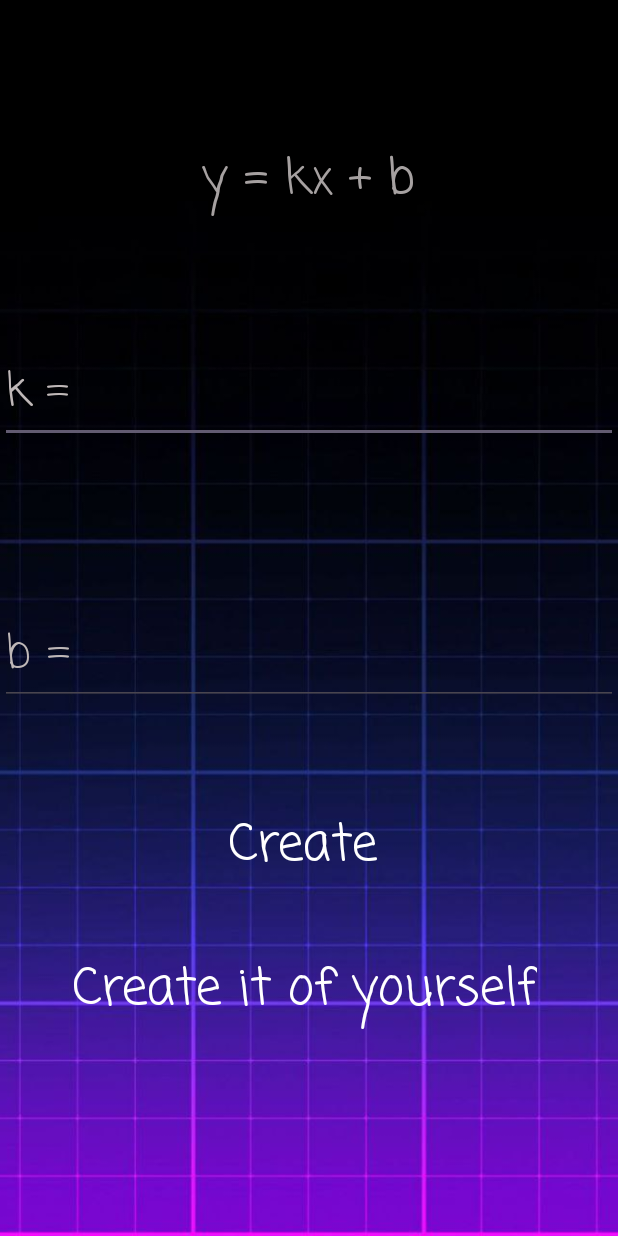
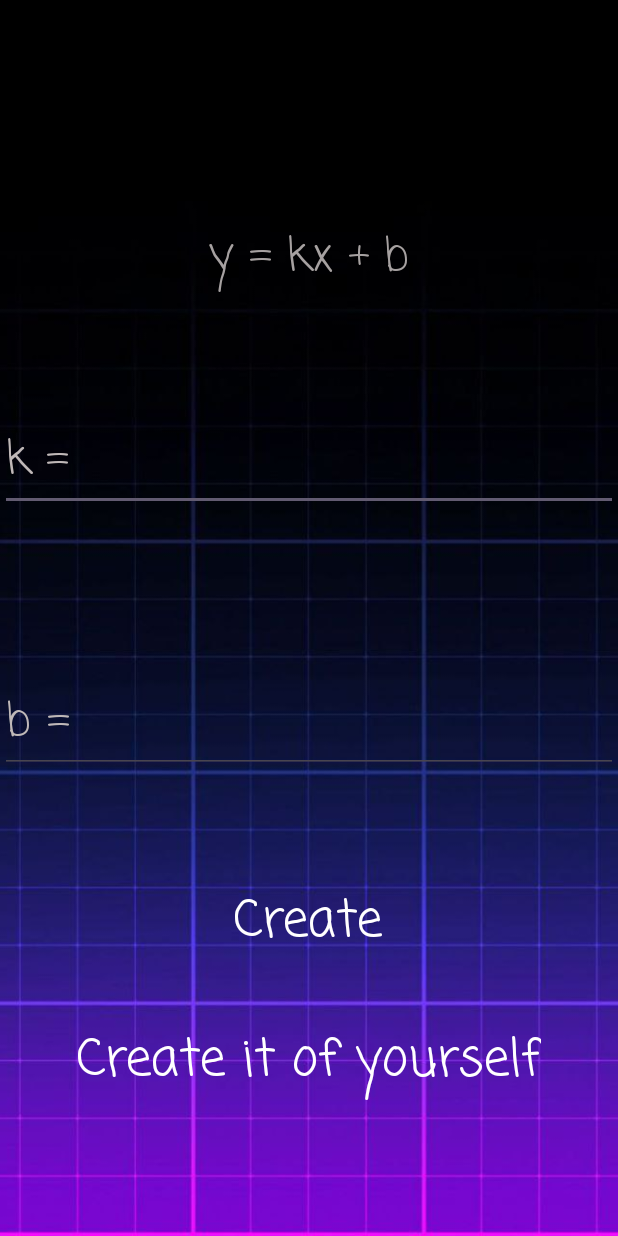
Before and after one commit to fasolka12345/MyGrafics, an Android app: the DirectActivity screen opened directly, with no data from a screen before it, on a phone screen of 412 x 824 dp. Run offline under Robolectric (Android 15) with nearby library versions, the phone set to English and light mode, and no system bars.

Commit message:
Version 9.9.3

```diff
--- a/app/src/main/java/com/example/mygrafics/LineParabolaActivity.java
+++ b/app/src/main/java/com/example/mygrafics/LineParabolaActivity.java
@@ -19,7 +19,7 @@ public class LineParabolaActivity extends AppCompatActivity {
         String b1 = intent.getStringExtra("b1");
         String c1 = intent.getStringExtra("c1");
 
-        parabolaView = new Parabola(this);
+        parabolaView = new Parabola(this, null);
         parabolaView.setA1(a1);
         parabolaView.setB1(b1);
         parabolaView.setC1(c1);
--- a/app/src/main/java/com/example/mygrafics/LineRootActivity.java
+++ b/app/src/main/java/com/example/mygrafics/LineRootActivity.java
@@ -19,7 +19,7 @@ public class LineRootActivity extends AppCompatActivity {
         String b2 = intent.getStringExtra("b2");
         String c2 = intent.getStringExtra("c2");
 
-        rootView = new Root(this);
+        rootView = new Root(this, null);
         rootView.setA2(a2);
         rootView.setB2(b2);
         rootView.setC2(c2);
--- a/app/src/main/java/com/example/mygrafics/Parabola.java
+++ b/app/src/main/java/com/example/mygrafics/Parabola.java
@@ -4,6 +4,7 @@ import android.content.Context;
 import android.graphics.Canvas;
 import android.graphics.Color;
 import android.graphics.Paint;
+import android.util.AttributeSet;
 import android.view.View;
 
 import androidx.annotation.NonNull;
@@ -13,8 +14,8 @@ public class Parabola extends View {
     private String b1;
     private String c1;
 
-    public Parabola(Context context) {
-        super(context);
+    public Parabola(Context context, AttributeSet attributeSet) {
+        super(context, attributeSet);
     }
 
     @Override
--- a/app/src/main/java/com/example/mygrafics/Root.java
+++ b/app/src/main/java/com/example/mygrafics/Root.java
@@ -4,6 +4,7 @@ import android.content.Context;
 import android.graphics.Canvas;
 import android.graphics.Color;
 import android.graphics.Paint;
+import android.util.AttributeSet;
 import android.view.View;
 
 import androidx.annotation.NonNull;
@@ -13,7 +14,7 @@ public class Root extends View {
     private String b2;
     private String c2;
 
-    public Root(Context context) {
+    public Root(Context context, AttributeSet attributeSet) {
         super(context);
     }
 
--- a/app/src/main/res/layout/activity_direct.xml
+++ b/app/src/main/res/layout/activity_direct.xml
@@ -3,41 +3,38 @@
     xmlns:app="http://schemas.android.com/apk/res-auto"
     xmlns:tools="http://schemas.android.com/tools"
     android:layout_width="match_parent"
-             android:layout_height="match_parent">
+    android:layout_height="match_parent">
 
     <ImageView
-        android:id="@+id/imageView2"
+        android:id="@+id/imageView"
         android:layout_width="match_parent"
         android:layout_height="match_parent"
-        android:scaleType="centerCrop"
         app:layout_constraintBottom_toBottomOf="parent"
         app:layout_constraintEnd_toEndOf="parent"
-        app:layout_constraintHorizontal_bias="0.0"
         app:layout_constraintStart_toStartOf="parent"
         app:layout_constraintTop_toTopOf="parent"
-        app:layout_constraintVertical_bias="0.0"
-        app:srcCompat="@drawable/mainmain" />
+        app:srcCompat="@drawable/mainmain"
+        android:scaleType="centerCrop"/>
+
 
     <TextView
-        android:id="@+id/textView5"
+        android:id="@+id/textdir"
         android:layout_width="wrap_content"
         android:layout_height="wrap_content"
         android:fontFamily="casual"
         android:text="y = kx + b"
         android:textColor="#A6A1A1"
-        android:textSize="32sp"
-        app:layout_constraintBottom_toBottomOf="parent"
+        android:textSize="30sp"
+        app:layout_constraintBottom_toBottomOf="@+id/imageView"
         app:layout_constraintEnd_toEndOf="parent"
-        app:layout_constraintHorizontal_bias="0.498"
         app:layout_constraintStart_toStartOf="parent"
-        app:layout_constraintTop_toTopOf="@+id/imageView2"
-        app:layout_constraintVertical_bias="0.123" />
+        app:layout_constraintTop_toTopOf="@+id/imageView"
+        app:layout_constraintVertical_bias="0.191" />
 
     <EditText
         android:id="@+id/editTextk"
         android:layout_width="wrap_content"
         android:layout_height="wrap_content"
-        android:layout_marginTop="84dp"
         android:ems="10"
         android:fontFamily="casual"
         android:hint="k = "
@@ -49,14 +46,13 @@
         app:layout_constraintEnd_toEndOf="parent"
         app:layout_constraintHorizontal_bias="0.0"
         app:layout_constraintStart_toStartOf="parent"
-        app:layout_constraintTop_toBottomOf="@+id/textView5"
-        app:layout_constraintVertical_bias="0.14" />
+        app:layout_constraintTop_toBottomOf="@+id/textdir"
+        app:layout_constraintVertical_bias="0.141" />
 
     <EditText
         android:id="@+id/editTextb"
         android:layout_width="wrap_content"
         android:layout_height="wrap_content"
-        android:layout_marginTop="108dp"
         android:ems="10"
         android:fontFamily="casual"
         android:hint="b = "
@@ -69,33 +65,32 @@
         app:layout_constraintHorizontal_bias="0.0"
         app:layout_constraintStart_toStartOf="parent"
         app:layout_constraintTop_toBottomOf="@+id/editTextk"
-        app:layout_constraintVertical_bias="0.229" />
+        app:layout_constraintVertical_bias="0.259" />
 
     <TextView
         android:id="@+id/textCreateDirect"
         android:layout_width="wrap_content"
         android:layout_height="wrap_content"
-        android:layout_marginStart="152dp"
-        android:layout_marginTop="68dp"
+        android:layout_marginTop="8dp"
         android:fontFamily="casual"
         android:onClick="clickCreateDirect"
         android:text="Create"
         android:textColor="#FFFFFF"
+        android:textColorLink="#FFFFFF"
         android:textSize="34sp"
         app:layout_constraintBottom_toBottomOf="@+id/imageView"
         app:layout_constraintEnd_toEndOf="@+id/imageView"
         app:layout_constraintHorizontal_bias="0.498"
         app:layout_constraintStart_toStartOf="parent"
         app:layout_constraintTop_toBottomOf="@+id/editTextb"
-        app:layout_constraintVertical_bias="0.269"
+        app:layout_constraintVertical_bias="0.264"
         tools:ignore="MissingConstraints" />
 
     <TextView
         android:id="@+id/textCreateYourselfDirect"
         android:layout_width="wrap_content"
         android:layout_height="wrap_content"
-        android:layout_marginStart="48dp"
-        android:layout_marginTop="44dp"
+        android:layout_marginTop="8dp"
         android:fontFamily="casual"
         android:onClick="clickCreateYourselfDirect"
         android:text="Create it of yourself"
@@ -107,7 +102,7 @@
         app:layout_constraintHorizontal_bias="0.498"
         app:layout_constraintStart_toStartOf="parent"
         app:layout_constraintTop_toBottomOf="@+id/textCreateDirect"
-        app:layout_constraintVertical_bias="0.265"
+        app:layout_constraintVertical_bias="0.264"
         tools:ignore="MissingConstraints" />
 
 </androidx.constraintlayout.widget.ConstraintLayout>
--- a/app/src/main/res/layout/activity_line_parabola.xml
+++ b/app/src/main/res/layout/activity_line_parabola.xml
@@ -5,7 +5,7 @@
     android:layout_width="match_parent"
     android:layout_height="match_parent">
 
-    <com.example.mygrafics.DirectYourself
+    <com.example.mygrafics.ParabolaYourself
         android:id="@+id/parabolaYourselfView"
         android:layout_width="0dp"
         android:layout_height="0dp"
```
